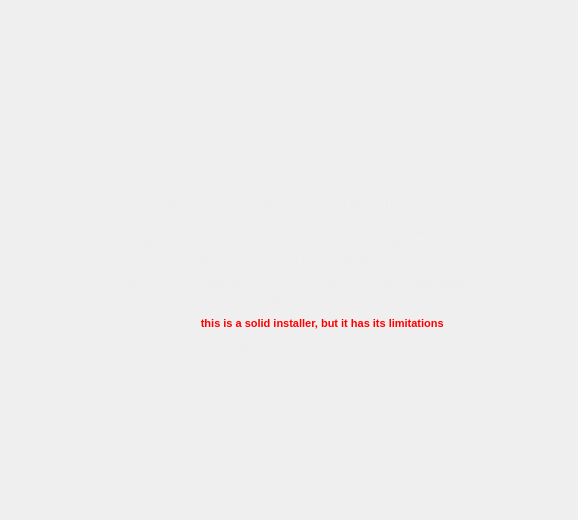
KdeOs/Tribe, file ui/pages/intro.ui: the form before one commit.
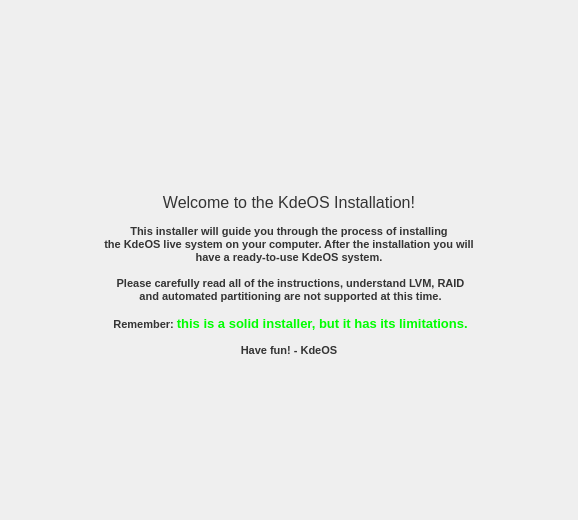
The form after the commit. Icons and pictures are not drawn.

Commit message: change UI color scheme

```diff
--- a/ui/pages/intro.ui
+++ b/ui/pages/intro.ui
@@ -92,18 +92,18 @@
 &lt;html&gt;&lt;head&gt;&lt;meta name=&quot;qrichtext&quot; content=&quot;1&quot; /&gt;&lt;style type=&quot;text/css&quot;&gt;
 p, li { white-space: pre-wrap; }
 &lt;/style&gt;&lt;/head&gt;&lt;body style=&quot; font-family:'Sans Serif'; font-size:12pt; font-weight:400; font-style:normal;&quot;&gt;
-&lt;p align=&quot;center&quot; style=&quot; margin-top:0px; margin-bottom:0px; margin-left:0px; margin-right:0px; -qt-block-indent:0; text-indent:0px;&quot;&gt;&lt;span style=&quot; font-family:'Bitstream Vera Sans'; color:#eeeeee;&quot;&gt;Welcome to the KdeOS Installation!&lt;/span&gt;&lt;/p&gt;
-&lt;p align=&quot;center&quot; style=&quot;-qt-paragraph-type:empty; margin-top:0px; margin-bottom:0px; margin-left:0px; margin-right:0px; -qt-block-indent:0; text-indent:0px; font-family:'Bitstream Vera Sans'; font-size:8pt; color:#eeeeee;&quot;&gt;&lt;/p&gt;
-&lt;p align=&quot;center&quot; style=&quot; margin-top:0px; margin-bottom:0px; margin-left:0px; margin-right:0px; -qt-block-indent:0; text-indent:0px;&quot;&gt;&lt;span style=&quot; font-family:'Bitstream Vera Sans'; font-size:8pt; font-weight:536; color:#eeeeee;&quot;&gt;This installer will guide you through the process of installing&lt;/span&gt;&lt;/p&gt;
-&lt;p align=&quot;center&quot; style=&quot; margin-top:0px; margin-bottom:0px; margin-left:0px; margin-right:0px; -qt-block-indent:0; text-indent:0px;&quot;&gt;&lt;span style=&quot; font-family:'Bitstream Vera Sans'; font-size:8pt; font-weight:536; color:#eeeeee;&quot;&gt;the KdeOS live system on your computer. After the installation you will&lt;/span&gt;&lt;/p&gt;
-&lt;p align=&quot;center&quot; style=&quot; margin-top:0px; margin-bottom:0px; margin-left:0px; margin-right:0px; -qt-block-indent:0; text-indent:0px;&quot;&gt;&lt;span style=&quot; font-family:'Bitstream Vera Sans'; font-size:8pt; font-weight:536; color:#eeeeee;&quot;&gt;have a ready-to-use KdeOS system.&lt;/span&gt;&lt;/p&gt;
-&lt;p align=&quot;center&quot; style=&quot;-qt-paragraph-type:empty; margin-top:0px; margin-bottom:0px; margin-left:0px; margin-right:0px; -qt-block-indent:0; text-indent:0px; font-family:'Bitstream Vera Sans'; font-size:8pt; font-weight:536; color:#eeeeee;&quot;&gt;&lt;/p&gt;
-&lt;p align=&quot;center&quot; style=&quot; margin-top:0px; margin-bottom:0px; margin-left:0px; margin-right:0px; -qt-block-indent:0; text-indent:0px;&quot;&gt;&lt;span style=&quot; font-family:'Bitstream Vera Sans'; font-size:8pt; font-weight:536; color:#eeeeee;&quot;&gt; Please carefully read all of the instructions, understand LVM, RAID&lt;/span&gt;&lt;/p&gt;
-&lt;p align=&quot;center&quot; style=&quot; margin-top:0px; margin-bottom:0px; margin-left:0px; margin-right:0px; -qt-block-indent:0; text-indent:0px;&quot;&gt;&lt;span style=&quot; font-family:'Bitstream Vera Sans'; font-size:8pt; font-weight:536; color:#eeeeee;&quot;&gt; and automated partitioning are not supported at this time.&lt;/span&gt;&lt;/p&gt;
-&lt;p align=&quot;center&quot; style=&quot;-qt-paragraph-type:empty; margin-top:0px; margin-bottom:0px; margin-left:0px; margin-right:0px; -qt-block-indent:0; text-indent:0px; font-family:'Bitstream Vera Sans'; font-size:8pt; color:#eeeeee;&quot;&gt;&lt;/p&gt;
-&lt;p align=&quot;center&quot; style=&quot; margin-top:0px; margin-bottom:0px; margin-left:0px; margin-right:0px; -qt-block-indent:0; text-indent:0px;&quot;&gt;&lt;span style=&quot; font-family:'Bitstream Vera Sans'; font-size:8pt; font-weight:536; color:#eeeeee;&quot;&gt; Remember:&lt;/span&gt;&lt;span style=&quot; font-family:'Bitstream Vera Sans'; font-size:8pt; font-weight:536;&quot;&gt; &lt;/span&gt;&lt;span style=&quot; font-family:'Bitstream Vera Sans'; font-size:8pt; font-weight:536; color:#ff0000;&quot;&gt;this is a solid installer, but it has its limitations&lt;/span&gt;&lt;/p&gt;
+&lt;p align=&quot;center&quot; style=&quot; margin-top:0px; margin-bottom:0px; margin-left:0px; margin-right:0px; -qt-block-indent:0; text-indent:0px;&quot;&gt;&lt;span style=&quot; font-family:'Bitstream Vera Sans'; color:#343434;&quot;&gt;Welcome to the KdeOS Installation!&lt;/span&gt;&lt;/p&gt;
+&lt;p align=&quot;center&quot; style=&quot;-qt-paragraph-type:empty; margin-top:0px; margin-bottom:0px; margin-left:0px; margin-right:0px; -qt-block-indent:0; text-indent:0px; font-family:'Bitstream Vera Sans'; font-size:8pt; color:#343434;&quot;&gt;&lt;/p&gt;
+&lt;p align=&quot;center&quot; style=&quot; margin-top:0px; margin-bottom:0px; margin-left:0px; margin-right:0px; -qt-block-indent:0; text-indent:0px;&quot;&gt;&lt;span style=&quot; font-family:'Bitstream Vera Sans'; font-size:8pt; font-weight:536; color:#343434;&quot;&gt;This installer will guide you through the process of installing&lt;/span&gt;&lt;/p&gt;
+&lt;p align=&quot;center&quot; style=&quot; margin-top:0px; margin-bottom:0px; margin-left:0px; margin-right:0px; -qt-block-indent:0; text-indent:0px;&quot;&gt;&lt;span style=&quot; font-family:'Bitstream Vera Sans'; font-size:8pt; font-weight:536; color:#343434;&quot;&gt;the KdeOS live system on your computer. After the installation you will&lt;/span&gt;&lt;/p&gt;
+&lt;p align=&quot;center&quot; style=&quot; margin-top:0px; margin-bottom:0px; margin-left:0px; margin-right:0px; -qt-block-indent:0; text-indent:0px;&quot;&gt;&lt;span style=&quot; font-family:'Bitstream Vera Sans'; font-size:8pt; font-weight:536; color:#343434;&quot;&gt;have a ready-to-use KdeOS system.&lt;/span&gt;&lt;/p&gt;
+&lt;p align=&quot;center&quot; style=&quot;-qt-paragraph-type:empty; margin-top:0px; margin-bottom:0px; margin-left:0px; margin-right:0px; -qt-block-indent:0; text-indent:0px; font-family:'Bitstream Vera Sans'; font-size:8pt; font-weight:536; color:#343434;&quot;&gt;&lt;/p&gt;
+&lt;p align=&quot;center&quot; style=&quot; margin-top:0px; margin-bottom:0px; margin-left:0px; margin-right:0px; -qt-block-indent:0; text-indent:0px;&quot;&gt;&lt;span style=&quot; font-family:'Bitstream Vera Sans'; font-size:8pt; font-weight:536; color:#343434;&quot;&gt; Please carefully read all of the instructions, understand LVM, RAID&lt;/span&gt;&lt;/p&gt;
+&lt;p align=&quot;center&quot; style=&quot; margin-top:0px; margin-bottom:0px; margin-left:0px; margin-right:0px; -qt-block-indent:0; text-indent:0px;&quot;&gt;&lt;span style=&quot; font-family:'Bitstream Vera Sans'; font-size:8pt; font-weight:536; color:#343434;&quot;&gt; and automated partitioning are not supported at this time.&lt;/span&gt;&lt;/p&gt;
+&lt;p align=&quot;center&quot; style=&quot;-qt-paragraph-type:empty; margin-top:0px; margin-bottom:0px; margin-left:0px; margin-right:0px; -qt-block-indent:0; text-indent:0px; font-family:'Bitstream Vera Sans'; font-size:8pt; color:#343434;&quot;&gt;&lt;/p&gt;
+&lt;p align=&quot;center&quot; style=&quot; margin-top:0px; margin-bottom:0px; margin-left:0px; margin-right:0px; -qt-block-indent:0; text-indent:0px;&quot;&gt;&lt;span style=&quot; font-family:'Bitstream Vera Sans'; font-size:8pt; font-weight:536; color:#343434;&quot;&gt; Remember:&lt;/span&gt;&lt;span style=&quot; font-family:'Bitstream Vera Sans'; font-size:8pt; font-weight:536;&quot;&gt; &lt;/span&gt;&lt;span style=&quot; font-family:'Bitstream Vera Sans'; font-size:10pt; font-weight:536; color:#00ff00;&quot;&gt;this is a solid installer, but it has its limitations.&lt;/span&gt;&lt;/p&gt;
 &lt;p align=&quot;center&quot; style=&quot;-qt-paragraph-type:empty; margin-top:0px; margin-bottom:0px; margin-left:0px; margin-right:0px; -qt-block-indent:0; text-indent:0px; font-family:'Bitstream Vera Sans'; font-size:8pt; font-weight:536; color:#ff0000;&quot;&gt;&lt;/p&gt;
-&lt;p align=&quot;center&quot; style=&quot; margin-top:0px; margin-bottom:0px; margin-left:0px; margin-right:0px; -qt-block-indent:0; text-indent:0px;&quot;&gt;&lt;span style=&quot; font-family:'Bitstream Vera Sans'; font-size:8pt; font-weight:536; color:#eeeeee;&quot;&gt;Have fun! - KdeOS&lt;/span&gt;&lt;/p&gt;&lt;/body&gt;&lt;/html&gt;</string>
+&lt;p align=&quot;center&quot; style=&quot; margin-top:0px; margin-bottom:0px; margin-left:0px; margin-right:0px; -qt-block-indent:0; text-indent:0px;&quot;&gt;&lt;span style=&quot; font-family:'Bitstream Vera Sans'; font-size:8pt; font-weight:536; color:#343434;&quot;&gt;Have fun! - KdeOS&lt;/span&gt;&lt;/p&gt;&lt;/body&gt;&lt;/html&gt;</string>
      </property>
     </widget>
    </item>
```
The commit also changes 15 other files.
